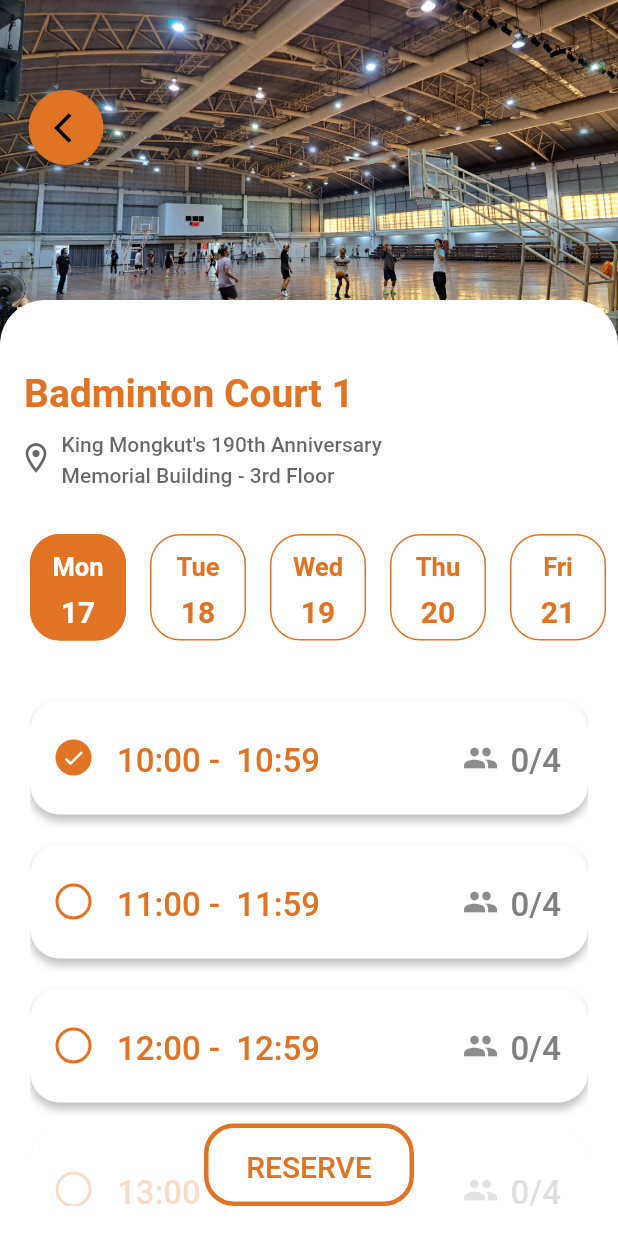
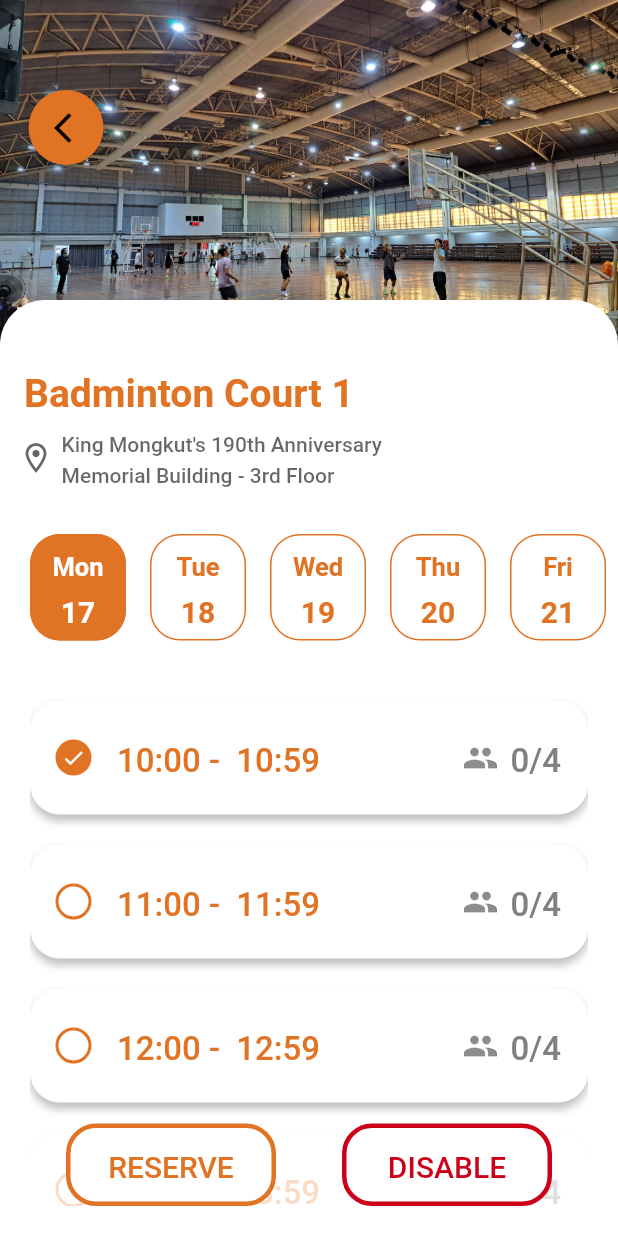
Before and after one commit to jedipw/ModSport, a Flutter app: the ReservationView screen opened directly, on a phone screen of 412 x 824 dp. Run offline on Flutter 3.47's test engine with Material 2 defaults, Android fonts, the phone set to English and light mode, and no system bars; our stand-ins replace firebase_core; accounts and stored records are empty; Roboto replaces fonts that are missing (Poppins).

Commit message:
Reservation Front-end complete(?)

```diff
--- a/lib/utilities/reservation/time_slot.dart
+++ b/lib/utilities/reservation/time_slot.dart
@@ -2,6 +2,7 @@ import 'package:flutter/material.dart';
 
 typedef OnChangedCallback = void Function(int? value);
 typedef CountNumOfReservationCallback = int Function(DateTime startTime);
+typedef IsDisableCallback = bool Function(DateTime startTime);
 
 class ReservationData {
   final DateTime startTime;
@@ -29,6 +30,8 @@ class UserReservationData {
 class TimeSlot extends StatefulWidget {
   const TimeSlot(
       {super.key,
+      required this.isDisable,
+      required this.hasRole,
       required this.countNumOfReservation,
       required this.reservationDB,
       required this.disabledReservation,
@@ -37,6 +40,8 @@ class TimeSlot extends StatefulWidget {
       required this.selectedTimeSlot,
       required this.onChanged});
 
+  final IsDisableCallback isDisable;
+  final bool hasRole;
   final CountNumOfReservationCallback countNumOfReservation;
   final List<ReservationData> reservationDB;
   final List<DateTime> disabledReservation;
@@ -55,15 +60,6 @@ class _TimeSlotState extends State<TimeSlot> {
 
   @override
   Widget build(BuildContext context) {
-    bool isDisable(DateTime startTime) {
-      for (int i = 0; i < widget.disabledReservation.length; i++) {
-        if (widget.disabledReservation[i] == startTime) {
-          return true;
-        }
-      }
-      return false;
-    }
-
     // Set the inactive radio button color
     final ThemeData theme = Theme.of(context).copyWith(
       unselectedWidgetColor: Colors.white,
@@ -102,7 +98,7 @@ class _TimeSlotState extends State<TimeSlot> {
                 physics: const NeverScrollableScrollPhysics(),
                 child: SizedBox(
                   width: MediaQuery.of(context).size.width * 1,
-                  child: isDisable(widget.reservationDB[index].startTime)
+                  child: widget.isDisable(widget.reservationDB[index].startTime)
                       ? RadioListTile(
                           secondary: widget.selectedTimeSlot == index
                               ? Container(
@@ -127,7 +123,9 @@ class _TimeSlotState extends State<TimeSlot> {
                                   margin: const EdgeInsets.only(left: 15),
                                   decoration: BoxDecoration(
                                     shape: BoxShape.circle,
-                                    color: const Color(0xFF808080),
+                                    color: widget.hasRole
+                                        ? Colors.white
+                                        : const Color(0xFF808080),
                                     border: Border.all(
                                       width: 2,
                                       color: const Color(0xFF808080),
@@ -157,7 +155,7 @@ class _TimeSlotState extends State<TimeSlot> {
                           ),
                           value: index,
                           groupValue: widget.selectedTimeSlot,
-                          onChanged: null,
+                          onChanged: widget.hasRole ? widget.onChanged : null,
                           activeColor: Colors.white,
                           selectedTileColor: const Color(0xFFE17325),
                           controlAffinity: ListTileControlAffinity.trailing,
@@ -189,7 +187,9 @@ class _TimeSlotState extends State<TimeSlot> {
                                       margin: const EdgeInsets.only(left: 15),
                                       decoration: BoxDecoration(
                                         shape: BoxShape.circle,
-                                        color: const Color(0xFF808080),
+                                        color: widget.hasRole
+                                            ? Colors.white
+                                            : const Color(0xFF808080),
                                         border: Border.all(
                                           width: 2,
                                           color: const Color(0xFF808080),
@@ -232,7 +232,8 @@ class _TimeSlotState extends State<TimeSlot> {
                               ),
                               value: index,
                               groupValue: widget.selectedTimeSlot,
-                              onChanged: null,
+                              onChanged:
+                                  widget.hasRole ? widget.onChanged : null,
                               activeColor: Colors.white,
                               selectedTileColor: const Color(0xFFE17325),
                               controlAffinity: ListTileControlAffinity.trailing,
--- a/lib/views/reservation_view.dart
+++ b/lib/views/reservation_view.dart
@@ -1,11 +1,13 @@
 // Importing necessary packages and files
 import 'package:flutter/material.dart';
 import 'package:modsport/utilities/reservation/date_list.dart';
+import 'package:modsport/utilities/reservation/edit_button.dart';
+import 'package:modsport/utilities/reservation/enable_button.dart';
 import 'package:modsport/utilities/reservation/time_slot.dart';
 import 'package:modsport/utilities/reservation/reserve_button.dart';
 import 'package:modsport/utilities/reservation/disable_button.dart';
 
-bool hasRole = false;
+bool hasRole = true;
 
 // Creating a StatefulWidget called ReservationView
 class ReservationView extends StatefulWidget {
@@ -22,7 +24,8 @@ class ReservationView extends StatefulWidget {
 class _ReservationViewState extends State<ReservationView> {
   int _selectedDateIndex = 0;
   bool _isReserved = false;
-  int selectedTimeSlot = 0;
+  int selectedTimeSlot = -1;
+  Key key = UniqueKey();
 
   @override
   Widget build(BuildContext context) {
@@ -170,7 +173,14 @@ class _ReservationViewState extends State<ReservationView> {
           startTime: DateTime(2023, 4, 17, 17, 0, 0), userId: '12'),
     ];
 
-    int tempTimeSlot = -1;
+    bool isDisable(DateTime startTime) {
+      for (int i = 0; i < disabledReservation.length; i++) {
+        if (disabledReservation[i] == startTime) {
+          return true;
+        }
+      }
+      return false;
+    }
 
     int countNumOfReservation(DateTime startTime) {
       int num = 0;
@@ -182,6 +192,7 @@ class _ReservationViewState extends State<ReservationView> {
       return num;
     }
 
+    int getFirstTimeSlot() {
       for (int i = 0; i < reservationDB.length; i++) {
         for (int j = 0; j < disabledReservation.length; j++) {
           if (reservationDB[i]
@@ -191,13 +202,15 @@ class _ReservationViewState extends State<ReservationView> {
                   reservationDB[i].capacity) {
             break;
           } else if (j == disabledReservation.length - 1) {
-          tempTimeSlot = i;
+            return i;
           }
         }
-      if (tempTimeSlot != -1) break;
       }
-    if (tempTimeSlot != -1 && selectedTimeSlot < tempTimeSlot) {
-      selectedTimeSlot = tempTimeSlot;
+      return 0;
+    }
+
+    if (selectedTimeSlot == -1) {
+      selectedTimeSlot = getFirstTimeSlot();
     }
 
     return Scaffold(
@@ -320,7 +333,8 @@ class _ReservationViewState extends State<ReservationView> {
                     onSelected: (index) => (index != _selectedDateIndex)
                         ? setState(() {
                             _selectedDateIndex = index;
-                            selectedTimeSlot = 0;
+                            selectedTimeSlot = -1;
+                            key = UniqueKey();
                           })
                         : null,
                     hasRole: hasRole,
@@ -335,6 +349,9 @@ class _ReservationViewState extends State<ReservationView> {
                     padding: const EdgeInsets.symmetric(
                         vertical: 20, horizontal: 20),
                     child: TimeSlot(
+                      key: key,
+                      isDisable: isDisable,
+                      hasRole: hasRole,
                       countNumOfReservation: countNumOfReservation,
                       reservationDB: reservationDB,
                       disabledReservation: disabledReservation,
@@ -358,7 +375,13 @@ class _ReservationViewState extends State<ReservationView> {
                       child: Row(
                         mainAxisAlignment: MainAxisAlignment.spaceEvenly,
                         children: [
-                          if (_selectedDateIndex < 7)
+                          if (_selectedDateIndex < 7 &&
+                              countNumOfReservation(
+                                      reservationDB[selectedTimeSlot]
+                                          .startTime) !=
+                                  reservationDB[selectedTimeSlot].capacity &&
+                              !isDisable(
+                                  reservationDB[selectedTimeSlot].startTime))
                             ReserveButton(
                               isReserved: _isReserved,
                               onPressed: () {
@@ -549,7 +572,13 @@ class _ReservationViewState extends State<ReservationView> {
                               },
                             ),
                           if (hasRole) ...[
+                            if (isDisable(
+                                reservationDB[selectedTimeSlot].startTime)) ...[
+                              const EditButton(),
+                              const EnableButton(),
+                            ] else ...[
                               const DisableButton(),
+                            ]
                           ]
                         ],
                       ),
```
Also changed, not shown: lib/utilities/reservation/edit_button.dart (added, +48 -0 lines), lib/utilities/reservation/enable_button.dart (added, +150 -0 lines). Lines whose indentation alone changed are shown as unchanged.
